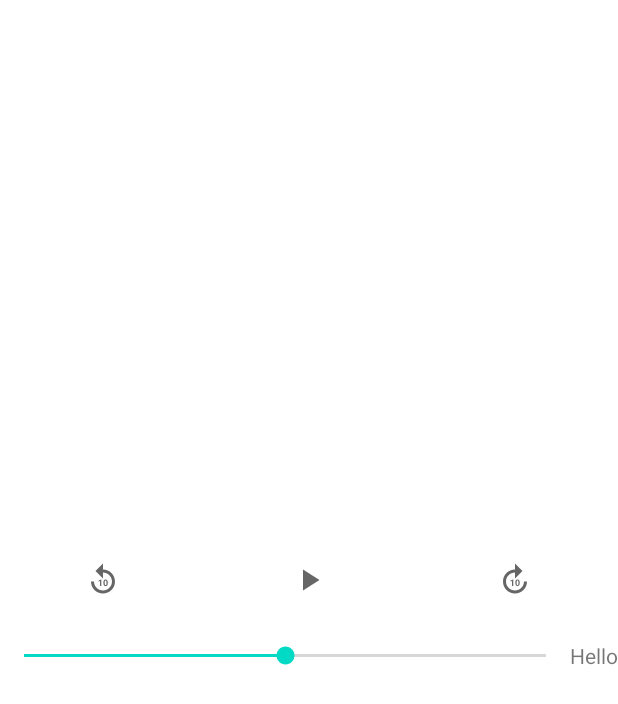
After one commit to tulolo287/Video-player-3, an Android app: the layout custom_controls.xml on its own in the app's theme, with its tools: preview values and no code run, on a phone screen of 412 x 824 dp. The commit adds this screen. Shown: the top 704 px of the screen. Run offline under Robolectric (Android 15) with nearby library versions, the light colour scheme and no system bars.

Commit message:
Custom controls

```diff
--- a/app/src/main/AndroidManifest.xml
+++ b/app/src/main/AndroidManifest.xml
@@ -13,12 +13,15 @@
         android:supportsRtl="true"
         android:theme="@style/Theme.VideoPlayer3">
         <activity
+            android:name=".activity.VideoPlayer"
+            android:exported="false" />
+        <activity
             android:name=".activity.VideoFolder"
             android:exported="false" />
         <activity
             android:name=".activity.MainActivity"
             android:exported="true"
-            android:theme="@style/Theme.VideoPlayer3"></activity>
+            android:theme="@style/Theme.VideoPlayer3" />
         <activity
             android:name=".SplashScreen"
             android:exported="true"
--- /dev/null
+++ b/app/src/main/res/drawable/ic_baseline_forward_10_24.xml
@@ -0,0 +1,16 @@
+<vector xmlns:android="http://schemas.android.com/apk/res/android"
+    android:width="24dp"
+    android:height="24dp"
+    android:viewportWidth="24"
+    android:viewportHeight="24"
+    android:tint="?attr/colorControlNormal">
+  <path
+      android:fillColor="@android:color/white"
+      android:pathData="M18,13c0,3.31 -2.69,6 -6,6s-6,-2.69 -6,-6s2.69,-6 6,-6v4l5,-5l-5,-5v4c-4.42,0 -8,3.58 -8,8c0,4.42 3.58,8 8,8s8,-3.58 8,-8H18z"/>
+  <path
+      android:fillColor="@android:color/white"
+      android:pathData="M10.86,15.94l0,-4.27l-0.09,0l-1.77,0.63l0,0.69l1.01,-0.31l0,3.26z"/>
+  <path
+      android:fillColor="@android:color/white"
+      android:pathData="M12.25,13.44v0.74c0,1.9 1.31,1.82 1.44,1.82c0.14,0 1.44,0.09 1.44,-1.82v-0.74c0,-1.9 -1.31,-1.82 -1.44,-1.82C13.55,11.62 12.25,11.53 12.25,13.44zM14.29,13.32v0.97c0,0.77 -0.21,1.03 -0.59,1.03c-0.38,0 -0.6,-0.26 -0.6,-1.03v-0.97c0,-0.75 0.22,-1.01 0.59,-1.01C14.07,12.3 14.29,12.57 14.29,13.32z"/>
+</vector>
--- /dev/null
+++ b/app/src/main/res/drawable/ic_baseline_play_arrow_24.xml
@@ -0,0 +1,10 @@
+<vector xmlns:android="http://schemas.android.com/apk/res/android"
+    android:width="24dp"
+    android:height="24dp"
+    android:viewportWidth="24"
+    android:viewportHeight="24"
+    android:tint="?attr/colorControlNormal">
+  <path
+      android:fillColor="@android:color/white"
+      android:pathData="M8,5v14l11,-7z"/>
+</vector>
--- /dev/null
+++ b/app/src/main/res/drawable/ic_baseline_replay_10_24.xml
@@ -0,0 +1,16 @@
+<vector xmlns:android="http://schemas.android.com/apk/res/android"
+    android:width="24dp"
+    android:height="24dp"
+    android:viewportWidth="24"
+    android:viewportHeight="24"
+    android:tint="?attr/colorControlNormal">
+  <path
+      android:fillColor="@android:color/white"
+      android:pathData="M11.99,5V1l-5,5l5,5V7c3.31,0 6,2.69 6,6s-2.69,6 -6,6s-6,-2.69 -6,-6h-2c0,4.42 3.58,8 8,8s8,-3.58 8,-8S16.41,5 11.99,5z"/>
+  <path
+      android:fillColor="@android:color/white"
+      android:pathData="M10.89,16h-0.85v-3.26l-1.01,0.31v-0.69l1.77,-0.63h0.09V16z"/>
+  <path
+      android:fillColor="@android:color/white"
+      android:pathData="M15.17,14.24c0,0.32 -0.03,0.6 -0.1,0.82s-0.17,0.42 -0.29,0.57s-0.28,0.26 -0.45,0.33s-0.37,0.1 -0.59,0.1s-0.41,-0.03 -0.59,-0.1s-0.33,-0.18 -0.46,-0.33s-0.23,-0.34 -0.3,-0.57s-0.11,-0.5 -0.11,-0.82V13.5c0,-0.32 0.03,-0.6 0.1,-0.82s0.17,-0.42 0.29,-0.57s0.28,-0.26 0.45,-0.33s0.37,-0.1 0.59,-0.1s0.41,0.03 0.59,0.1c0.18,0.07 0.33,0.18 0.46,0.33s0.23,0.34 0.3,0.57s0.11,0.5 0.11,0.82V14.24zM14.32,13.38c0,-0.19 -0.01,-0.35 -0.04,-0.48s-0.07,-0.23 -0.12,-0.31s-0.11,-0.14 -0.19,-0.17s-0.16,-0.05 -0.25,-0.05s-0.18,0.02 -0.25,0.05s-0.14,0.09 -0.19,0.17s-0.09,0.18 -0.12,0.31s-0.04,0.29 -0.04,0.48v0.97c0,0.19 0.01,0.35 0.04,0.48s0.07,0.24 0.12,0.32s0.11,0.14 0.19,0.17s0.16,0.05 0.25,0.05s0.18,-0.02 0.25,-0.05s0.14,-0.09 0.19,-0.17s0.09,-0.19 0.11,-0.32s0.04,-0.29 0.04,-0.48V13.38z"/>
+</vector>
--- a/app/src/main/res/layout/activity_video_folder.xml
+++ b/app/src/main/res/layout/activity_video_folder.xml
@@ -5,7 +5,6 @@
     android:orientation="vertical"
     android:layout_width="match_parent"
     android:layout_height="match_parent"
-
     tools:context=".activity.VideoFolder">
 
     <androidx.appcompat.widget.Toolbar
--- /dev/null
+++ b/app/src/main/res/layout/custom_controls.xml
@@ -0,0 +1,67 @@
+<?xml version="1.0" encoding="utf-8"?>
+<LinearLayout xmlns:android="http://schemas.android.com/apk/res/android"
+    xmlns:tools="http://schemas.android.com/tools"
+    android:layout_width="match_parent"
+    android:layout_height="match_parent"
+    android:layout_gravity="center"
+    android:gravity="center"
+    android:id="@+id/custom_controls"
+    android:orientation="vertical">
+
+
+    <LinearLayout
+        android:layout_width="match_parent"
+        android:layout_height="50dp"
+        android:layout_gravity="center"
+        android:gravity="center"
+        android:orientation="horizontal"
+        >
+
+        <ImageView
+            android:layout_weight="1"
+            android:layout_width="wrap_content"
+            android:layout_height="wrap_content"
+            android:src="@drawable/ic_baseline_replay_10_24" />
+
+        <ImageView
+            android:layout_weight="1"
+            android:layout_width="wrap_content"
+            android:layout_height="wrap_content"
+            android:src="@drawable/ic_baseline_play_arrow_24" />
+
+        <ImageView
+            android:layout_weight="1"
+            android:layout_width="wrap_content"
+            android:layout_height="wrap_content"
+            android:src="@drawable/ic_baseline_forward_10_24" />
+    </LinearLayout>
+
+    <LinearLayout
+
+        android:layout_width="match_parent"
+        android:layout_height="50dp"
+        android:layout_gravity="center"
+        android:gravity="center"
+        android:orientation="horizontal"
+
+        >
+        <SeekBar
+
+            android:layout_width="match_parent"
+            android:layout_height="wrap_content"
+            android:layout_weight="1"
+            android:progress="50" />
+        <TextView
+            android:layout_width="wrap_content"
+            android:layout_height="wrap_content"
+            android:layout_weight="0"
+            android:text="Hello">
+
+        </TextView>
+
+    </LinearLayout>
+
+
+
+
+</LinearLayout>
--- a/app/src/main/res/values/themes.xml
+++ b/app/src/main/res/values/themes.xml
@@ -12,10 +12,10 @@
         <!-- Status bar color. -->
         <item name="android:statusBarColor" tools:targetApi="l">?attr/colorPrimaryVariant</item>
         <!-- Customize your theme here. -->
-        <item name="editTextColor"
 
-            >@color/purple_200</item>
+        <item name="editTextColor">@color/purple_200</item>
         <item name="homeAsUpIndicator">@drawable/ic_baseline_arrow_back_24</item>
+
     </style>
 
     <style name="BottomSheetStyle" parent="Widget.Material3.CircularProgressIndicator.ExtraSmall">
```
Also changed, not shown: app/src/main/java/com/example/videoplayer3/activity/VideoPlayer.java (added, +122 -0 lines), app/src/main/java/com/example/videoplayer3/adapter/VideosAdapter.java (+14 -1 lines), app/src/main/res/drawable/ic_baseline_pause_24.xml (added, +10 -0 lines), app/src/main/res/layout/activity_video_player.xml (added, +27 -0 lines).
